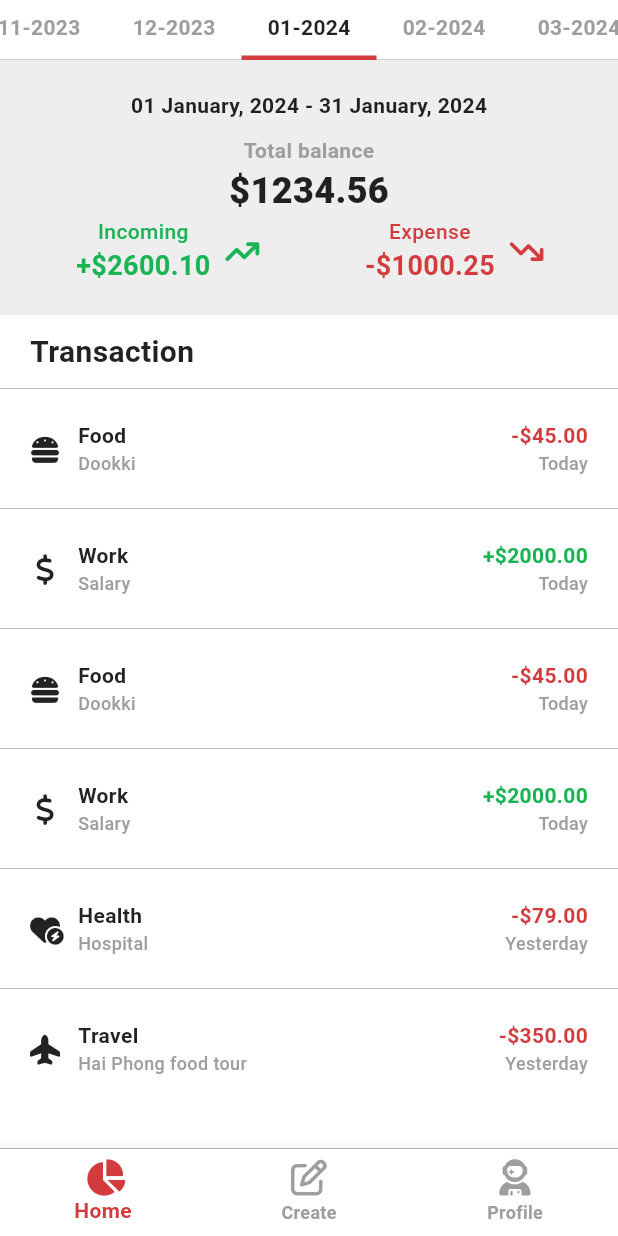
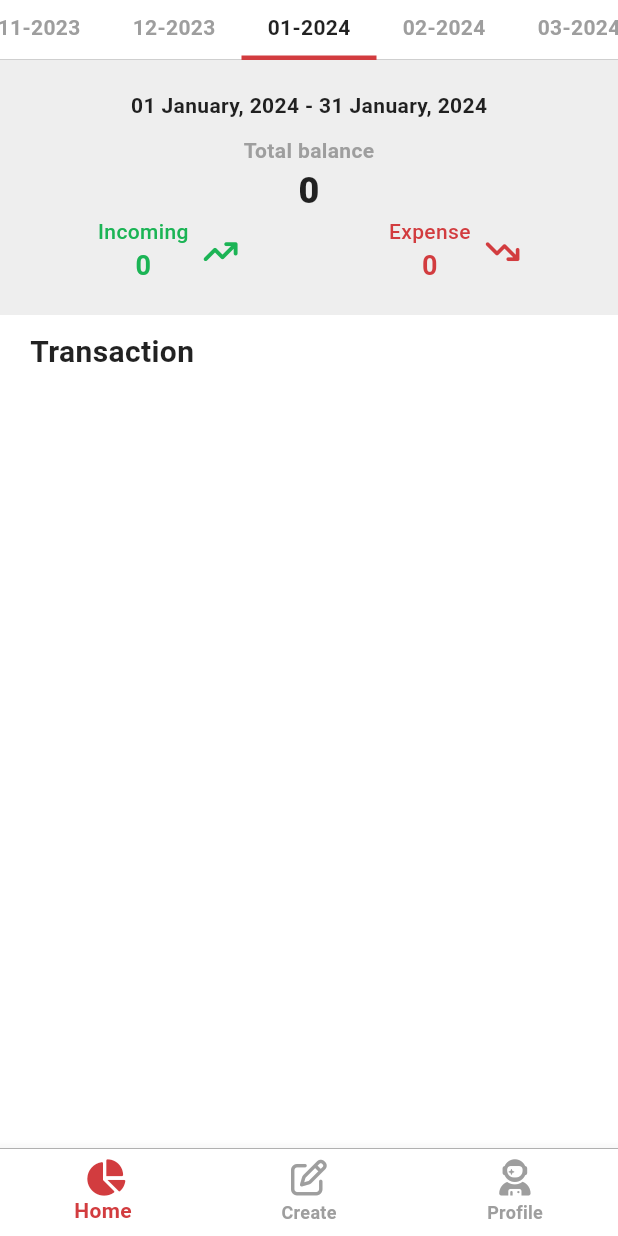
Before and after one commit to hieunmh/PEDFI, a Flutter app: the screen it shows after launch, after a tap on an icon or button, on a phone screen of 412 x 824 dp. Run offline on Flutter 3.47's test engine with Material 3 defaults, Android fonts, the phone set to English and light mode, and no system bars; drawn by our look-alikes of flutter_slidable; our stand-ins replace currency_text_input_formatter, flutter_dotenv, font_awesome_flutter, get, loading_animation_widget and 2 more; missing offline and left inert: board_datetime_picker, chart_sparkline, dart:ffi; accounts and stored records are empty.

Commit message:
feat: show date from db

```diff
--- /dev/null
+++ b/lib/model/transaction_model.dart
@@ -0,0 +1,44 @@
+// ignore_for_file: non_constant_identifier_names
+
+class Transaction {
+  String id;
+  String description;
+  String date;
+  int value;
+  String category_id;
+  bool is_notified;
+  String user_id;
+  String wallet_id;
+
+  Map<String, dynamic> category;
+
+  Transaction({
+    required this.id,
+    required this.description,
+    required this.date,
+    required this.value,
+    required this.category_id,
+    required this.is_notified,
+    required this.user_id,
+    required this.wallet_id,
+    required this.category
+  });
+
+  factory Transaction.fromJson(Map<String, dynamic> json) {
+    return Transaction(
+      id: json['id'],
+      description: json['description'],
+      date: json['date'],
+      value: json['value'],
+      category_id: json['category_id'],
+      is_notified: json['is_notified'],
+      user_id: json['user_id'],
+      wallet_id: json['wallet_id'],
+      category: json['Categories']
+    );
+  }
+}
+
+List<Transaction> TransactionFromJson(List<Map<String, dynamic>> jsondata) {
+  return List.from(jsondata.map((item) => Transaction.fromJson(item)));
+}
--- a/lib/pages/application/application_controller.dart
+++ b/lib/pages/application/application_controller.dart
@@ -9,8 +9,7 @@ class ApplicationController extends GetxController {
 
   final state = 0.obs;
   final position = ''.obs;
-  List<Category> incomeCategory = [];
-  List<Category> expenseCategory = [];
+  List<Category> allCategory = [];
 
   var userEmail = ''.obs;
   var userId = ''.obs;
@@ -42,8 +41,7 @@ class ApplicationController extends GetxController {
   void onInit() {
     super.onInit();
     getProfile();
-    getIncomeCategory();
-    getExpenseCategory();
+    getAllCategory();
 
     pageController = PageController(initialPage: state.value);
   }
@@ -54,18 +52,10 @@ class ApplicationController extends GetxController {
     super.dispose();
   }
 
-  Future<void> getIncomeCategory() async {
-    final res = await supabase.from('Categories').select('*').eq('type', 'income');
-    print(res);
 
-    incomeCategory = categoryFromJson(res);
-  }
-
-  Future<void> getExpenseCategory() async {
-    final res = await supabase.from('Categories').select('*').eq('type', 'expense');
-    print(res);
-
-    expenseCategory = categoryFromJson(res);
+  Future<void> getAllCategory() async {
+    final res = await supabase.from('Categories').select('*');
+    allCategory = categoryFromJson(res);
   }
 
   Future<void> getProfile() async {
--- a/lib/pages/application/create/create_tran_controller.dart
+++ b/lib/pages/application/create/create_tran_controller.dart
@@ -22,8 +22,8 @@ class CreateTranController extends GetxController {
   var selectCategory = ''.obs;
   var selectCateId = ''.obs;
 
-  var incomeCategory = Get.find<ApplicationController>().incomeCategory;
-  var expenseCategory = Get.find<ApplicationController>().expenseCategory;
+  var incomeCategory = Get.find<ApplicationController>().allCategory.where((item) => item.type == 'income').toList();
+  var expenseCategory = Get.find<ApplicationController>().allCategory.where((item) => item.type == 'expense').toList();
 
   var userId = Get.find<ProfileController>().userId;
 
--- a/lib/pages/application/home/home_controller.dart
+++ b/lib/pages/application/home/home_controller.dart
@@ -1,15 +1,15 @@
+// ignore_for_file: invalid_use_of_protected_member
+
 import 'package:flutter/material.dart';
-import 'package:font_awesome_flutter/font_awesome_flutter.dart';
 import 'package:get/get.dart';
 import 'package:intl/intl.dart';
-import 'package:pedfi/consts/app_color.dart';
+import 'package:pedfi/model/transaction_model.dart';
 import 'package:pedfi/pages/application/application_controller.dart';
+import 'package:supabase_flutter/supabase_flutter.dart';
 
 class HomeController extends GetxController {
 
-
-
-  var userEmail = ''.obs;
+  final supabase = Supabase.instance.client;
 
   var currentMonth = DateFormat('MM-y').format(DateTime.now()).obs;
 
@@ -18,72 +18,19 @@ class HomeController extends GetxController {
   var firstDay = DateFormat('dd MMMM, y').format(DateTime(DateTime.now().year, DateTime.now().month, 1)).toString().obs;
   var lastDay = DateFormat('dd MMMM, y').format(DateTime(DateTime.now().year, DateTime.now().month + 1, 0)).toString().obs;
 
-  final List transactionsData = [
-    {
-      'icon': FontAwesomeIcons.burger,
-      'iconcolor': AppColor.expenseDarkColor,
-      'name': 'Food',
-      'detail': 'Dookki',
-      'totalAmount': '-\$45.00',
-      'date': 'Today',
-      'color': AppColor.expenseDarkColor
-    },
-    {
-      'icon': FontAwesomeIcons.dollarSign,
-      'iconcolor': AppColor.incomeDarkColor,
-      'name': 'Work',
-      'detail': 'Salary',
-      'totalAmount': '+\$2000.00',
-      'date': 'Today',
-      'color': AppColor.incomeDarkColor
-    },
-    {
-      'icon': FontAwesomeIcons.burger,
-      'iconcolor': AppColor.expenseDarkColor,
-      'name': 'Food',
-      'detail': 'Dookki',
-      'totalAmount': '-\$45.00',
-      'date': 'Today',
-      'color': AppColor.expenseDarkColor
-    },
-    {
-      'icon': FontAwesomeIcons.dollarSign,
-      'iconcolor': AppColor.incomeDarkColor,
-      'name': 'Work',
-      'detail': 'Salary',
-      'totalAmount': '+\$2000.00',
-      'date': 'Today',
-      'color': AppColor.incomeDarkColor
-    },
-    {
-      'icon':FontAwesomeIcons.heartCircleBolt,
-      'iconcolor': AppColor.expenseDarkColor,
-      'name': 'Health',
-      'detail': 'Hospital',
-      'totalAmount': '-\$79.00',
-      'date': 'Yesterday',
-      'color': AppColor.expenseDarkColor
-    },
-    {
-      'icon': FontAwesomeIcons.planeUp,
-      'iconcolor': AppColor.expenseDarkColor,
-      'name': 'Travel',
-      'detail': 'Hai Phong food tour',
-      'totalAmount': '-\$350.00',
-      'date': 'Yesterday',
-      'color': AppColor.expenseDarkColor
-    },
-  ].obs;
-
   final scrollController = ScrollController();
 
   var appController = Get.find<ApplicationController>();
 
+  var allTransaction = <Transaction>[].obs;
+
+  var incomeTransaction = <Transaction>[].obs;
+  var expenseTransaction = <Transaction>[].obs;
+
   @override
   void onInit() {
     super.onInit();
-    userEmail.value = appController.userEmail.value;
-
+    getAllTransaction();
     DateTime now = DateTime.now();
 
     for (int i = -23; i <= 0; i++) {
@@ -96,9 +43,31 @@ class HomeController extends GetxController {
 
   }
 
-  void deleteItem(index) {
-    transactionsData.removeAt(index);
-    update();
+  int incomeValue() {
+    int res = 0;
+    for (int i = 0; i < incomeTransaction.value.length; i++) {
+      res += incomeTransaction.value[i].value;
+    }
+    return res;
+  }
+
+  int expenseValue() {
+    int res = 0;
+    for (int i = 0; i < expenseTransaction.value.length; i++) {
+      res += expenseTransaction.value[i].value;
+    }
+    return res;
+  }
+
+
+  Future<void> getAllTransaction() async {
+    final res = await supabase.from('Transactions')
+    .select('*,  Categories!category_id!inner(name, image)')
+    .eq('user_id', appController.userId.value);
+    allTransaction.value = TransactionFromJson(res);
+
+    incomeTransaction.value = allTransaction.value.where((i) => i.value > 0).toList();
+    expenseTransaction.value = allTransaction.value.where((i) => i.value < 0).toList();
   }
 
   void setCurrentMonth(String month) {
@@ -115,6 +84,7 @@ class HomeController extends GetxController {
     firstDay.value = DateFormat('dd MMMM, y').format(DateTime(intYear, intMonth, 1)).toString();
     lastDay.value = DateFormat('dd MMMM, y').format(DateTime(intYear, intMonth + 1, 0)).toString();
   }
+
 
   void scrollToCurrentMonth() {
 
@@ -153,8 +123,4 @@ class HomeController extends GetxController {
     scrollController.jumpTo(scrollController.position.maxScrollExtent);
   }
 
-
-  void setUserEmail(String name) {
-    userEmail.value = name;
-  }
 }
--- a/lib/pages/application/home/home_transaction.dart
+++ b/lib/pages/application/home/home_transaction.dart
@@ -1,6 +1,7 @@
 import 'package:flutter/material.dart';
 import 'package:flutter_slidable/flutter_slidable.dart';
 import 'package:get/get.dart';
+import 'package:intl/intl.dart';
 import 'package:pedfi/consts/app_color.dart';
 import 'package:pedfi/pages/application/home/home_controller.dart';
 import 'package:pedfi/provider/dark_theme_provider.dart';
@@ -14,27 +15,28 @@ class HomeTransaction extends GetView<HomeController> {
 
     final themeState = Provider.of<DarkThemeProvider>(context);
 
-    // final incomeColor = themeState.getDarkTheme ? AppColor.incomeDarkColor : AppColor.incomeLightColor;
+    final Color color = themeState.getDarkTheme ? AppColor.textDarkThemeColor : AppColor.textLightThemeColor;
 
-    // final expenseColor = themeState.getDarkTheme ? AppColor.expenseDarkColor : AppColor.expenseLightColor;
-
-    // final bgColor = themeState.getDarkTheme ? Colors.grey.shade900 : Colors.grey.shade100;
-
-    final Color color = themeState.getDarkTheme ? AppColor.textDarkThemeColor : AppColor.textLightThemeColor;
+    final currencyFormat = NumberFormat.currency(
+      decimalDigits: 0,
+      symbol: ''
+    );
 
     return Expanded(
       child: Container(
         padding: const EdgeInsets.symmetric(horizontal: 0, vertical: 0),
-        child: ListView.builder(
+        child: Obx(() =>
+          ListView.builder(
+            reverse: true,
             key: const PageStorageKey<String>('transaction'),
-          itemCount: controller.transactionsData.length,
+            itemCount: controller.allTransaction.length,
             itemBuilder: (context, index) {
               return Container(
                 padding: const EdgeInsets.all(0),
                 decoration: const BoxDecoration(
                   color: Colors.transparent
                 ),
-              child: Obx(() =>
+                child:
                   Slidable(
                     startActionPane: ActionPane(
                       motion: const ScrollMotion(),
@@ -84,10 +86,10 @@ class HomeTransaction extends GetView<HomeController> {
                               mainAxisAlignment: MainAxisAlignment.center,
                               crossAxisAlignment: CrossAxisAlignment.center,
                               children: [
-                              Icon(
-                                controller.transactionsData[index]['icon'],
-                                color: color,
-                                size: 20,
+                                Image.asset(
+                                  'assets/categoryicon/${controller.allTransaction[index].category['image']}',
+                                  height: 30,
+                                  width: 30,
                                 ),
 
                                 const SizedBox(width: 12),
@@ -96,8 +98,9 @@ class HomeTransaction extends GetView<HomeController> {
                                   crossAxisAlignment: CrossAxisAlignment.start,
                                   mainAxisAlignment: MainAxisAlignment.center,
                                   children: [
+                                    // controller.appController.allTransaction[index].category_id
                                     Text(
-                                    controller.transactionsData[index]['name'],
+                                      controller.allTransaction[index].category['name'],
                                       style: TextStyle(
                                         fontSize: 14,
                                         color: color,
@@ -106,7 +109,7 @@ class HomeTransaction extends GetView<HomeController> {
                                     ),
 
                                     Text(
-                                    controller.transactionsData[index]['detail'],
+                                      GetUtils.capitalizeFirst(controller.allTransaction[index].description).toString(),
                                       style: TextStyle(
                                         fontSize: 12,
                                         color: Colors.grey.shade500,
@@ -123,15 +126,18 @@ class HomeTransaction extends GetView<HomeController> {
                               mainAxisAlignment: MainAxisAlignment.center,
                               children: [
                                 Text(
-                                controller.transactionsData[index]['totalAmount'],
+                                  currencyFormat.format(controller.allTransaction[index].value),
                                   style: TextStyle(
                                     fontSize: 14,
-                                  color: controller.transactionsData[index]['color'],
+                                    color: controller.allTransaction[index].value > 0 ?
+                                    AppColor.incomeDarkColor : AppColor.expenseDarkColor,
                                     fontWeight: FontWeight.w700
                                   ),
                                 ),
                                 Text(
-                                controller.transactionsData[index]['date'],
+                                  DateFormat('dd/MM/yyyy')
+                                  .format(DateTime.parse(controller.allTransaction[index].date))
+                                  .toString(),
                                   style: TextStyle(
                                     fontSize: 12,
                                     color: Colors.grey.shade500,
@@ -145,9 +151,10 @@ class HomeTransaction extends GetView<HomeController> {
                       ),
                     ),
                   ),
-              ),
+
               );
             }
+          ),
         ),
       )
     );
--- a/lib/pages/application/home/total_balance.dart
+++ b/lib/pages/application/home/total_balance.dart
@@ -1,6 +1,7 @@
 import 'package:flutter/material.dart';
 import 'package:font_awesome_flutter/font_awesome_flutter.dart';
 import 'package:get/get.dart';
+import 'package:intl/intl.dart';
 import 'package:pedfi/consts/app_color.dart';
 import 'package:pedfi/pages/application/home/home_controller.dart';
 import 'package:pedfi/provider/dark_theme_provider.dart';
@@ -19,6 +20,11 @@ class TotalBalance extends GetView<HomeController> {
 
     // final Color bgcolor = themeState.getDarkTheme ?
     // AppColor.bgDarkThemeColor : AppColor.bgLightThemeColor;
+
+    final currencyFormat = NumberFormat.currency(
+      decimalDigits: 0,
+      symbol: ''
+    );
 
     return Container(
       width: double.infinity,
@@ -74,7 +80,7 @@ class TotalBalance extends GetView<HomeController> {
                     )
                   ),
                   Text(
-                    '\$1234.56',
+                    currencyFormat.format(controller.incomeValue() + controller.expenseValue()),
                     style: TextStyle(
                       color: color,
                       fontSize: 24,
@@ -111,7 +117,7 @@ class TotalBalance extends GetView<HomeController> {
                               ),
                             ),
                             Text(
-                              '+\$2600.10',
+                              currencyFormat.format(controller.incomeValue()),
                               style: TextStyle(
                                 color: themeState.getDarkTheme ?
                                 AppColor.incomeDarkColor : AppColor.incomeLightColor,
@@ -156,7 +162,7 @@ class TotalBalance extends GetView<HomeController> {
                               ),
                             ),
                             Text(
-                              '-\$1000.25',
+                              currencyFormat.format(controller.expenseValue().abs()),
                               style: TextStyle(
                                 color: themeState.getDarkTheme ?
                                 AppColor.expenseDarkColor : AppColor.expenseLightColor,
--- a/lib/pages/auth/auth_controller.dart
+++ b/lib/pages/auth/auth_controller.dart
@@ -1,6 +1,5 @@
 import 'package:flutter/cupertino.dart';
 import 'package:get/get.dart';
-import 'package:pedfi/pages/application/home/home_controller.dart';
 import 'package:supabase_flutter/supabase_flutter.dart';
 
 class AuthController extends GetxController {
@@ -17,7 +16,6 @@ class AuthController extends GetxController {
   var passwordConfirmError = ''.obs;
   var serverError = ''.obs;
 
-  var homeController = Get.find<HomeController>();
 
   Future<void> handleSignIn() async {
 
@@ -65,7 +63,6 @@ class AuthController extends GetxController {
     if (email == null || createdAt == null) {
       return;
     } else {
-      homeController.setUserEmail(email);
       Get.back(
         result: {
           'userId': id,
--- a/lib/pages/profile_detail/profiledetail_controller.dart
+++ b/lib/pages/profile_detail/profiledetail_controller.dart
@@ -1,5 +1,4 @@
 import 'package:get/get.dart';
-import 'package:pedfi/pages/application/home/home_controller.dart';
 import 'package:supabase_flutter/supabase_flutter.dart';
 
 class ProfileDetailController extends GetxController {
@@ -12,13 +11,12 @@ class ProfileDetailController extends GetxController {
   late String userEmail;
   late String joinDate;
 
-  var homeController = Get.find<HomeController>();
-
   @override
   void onInit() async {
     super.onInit();
     userEmail = Get.parameters['userEmail'] ?? '';
     joinDate = Get.parameters['joinDate'] ?? '';
+    print(joinDate);
   }
 
   void setGender(String gender) {
@@ -30,7 +28,6 @@ class ProfileDetailController extends GetxController {
     isLoading.value = true;
 
     await supabase.auth.signOut();
-    homeController.setUserEmail('Sign in');
 
     Get.back(
       result: {
```
Also changed, not shown: lib/pages/application/application_view.dart (+0 -40 lines), lib/pages/category/category_controller.dart (+2 -73 lines), 3 other files. Lines whose indentation alone changed are shown as unchanged.
